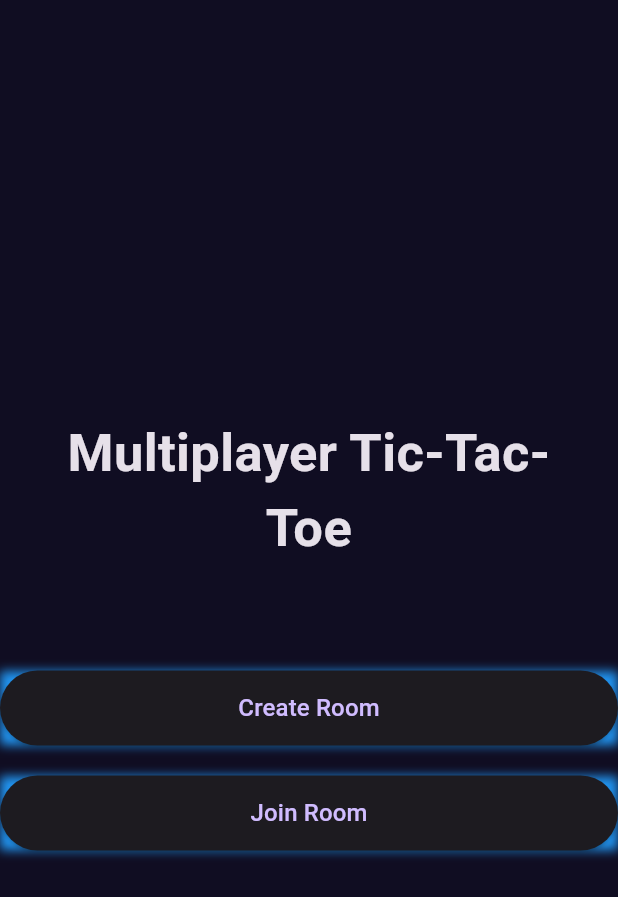
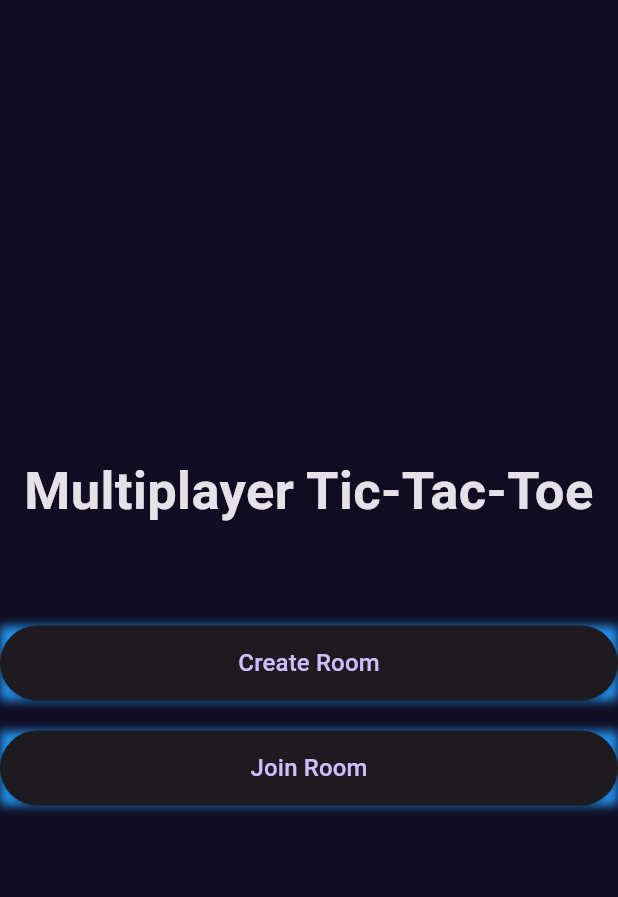
Before and after one commit to gskabdwal/multiplayer_tictactoe, a Flutter app: the screen it shows after launch, on a phone screen of 412 x 824 dp. Shown: the top 897 px of the screen. Run offline on Flutter 3.47's test engine with Material 3 defaults, Android fonts, the phone set to English and light mode, and no system bars; our stand-ins replace socket_io_client.

Commit message:
some ui fix

```diff
--- a/lib/screens/main_menu_screen.dart
+++ b/lib/screens/main_menu_screen.dart
@@ -24,7 +24,7 @@ class MainMenuScreen extends StatelessWidget {
           mainAxisAlignment: MainAxisAlignment.center,
           children: [
             const Padding(
-                padding: EdgeInsets.all(20),
+                padding: EdgeInsets.all(15),
                 child: Text("Multiplayer Tic-Tac-Toe",
                     textAlign: TextAlign.center,
                     style: TextStyle(
```
